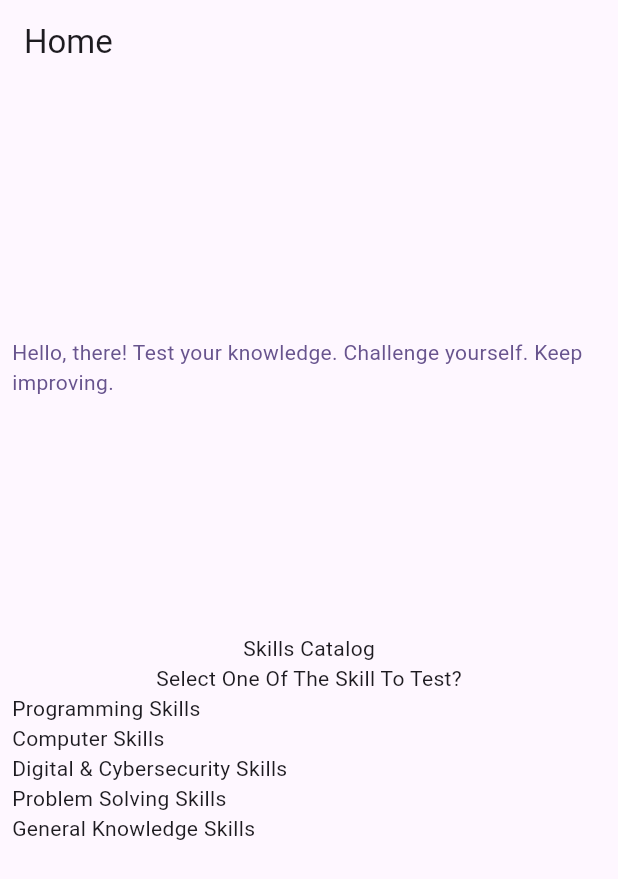
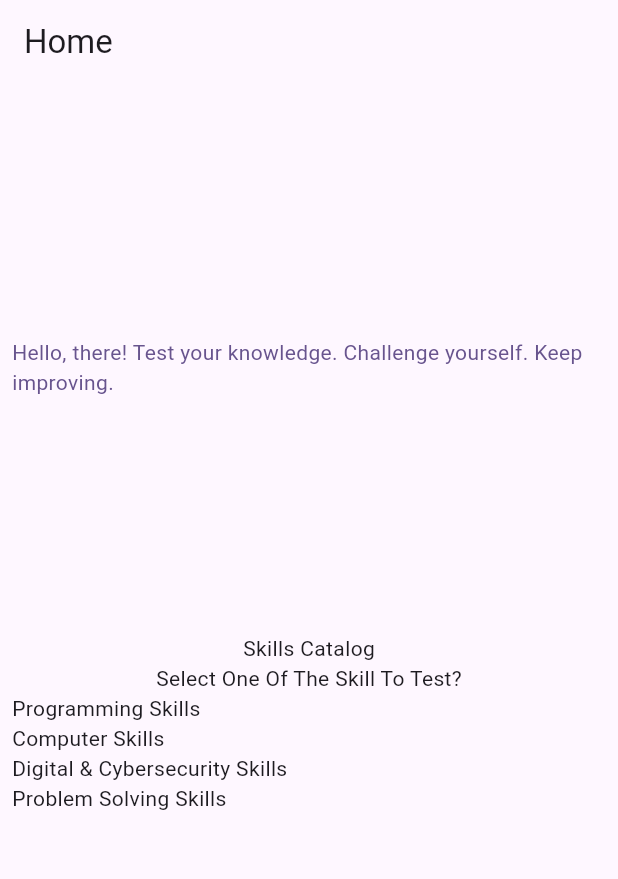
Before and after one commit to abdulsamad010/skillcheck_flutter, a Flutter app: the screen it shows after launch, on a phone screen of 412 x 824 dp. Shown: the top 879 px of the screen. Run offline on Flutter 3.47's test engine with Material 3 defaults, Android fonts, the phone set to English and light mode, and no system bars; our stand-ins replace bloc, flutter_bloc, sqflite; accounts and stored records are empty.

Commit message:
update home data

```diff
--- a/lib/features/home/home_data.dart
+++ b/lib/features/home/home_data.dart
@@ -3,5 +3,4 @@ final skillList=[
   "Computer Skills",
   "Digital & Cybersecurity Skills",
   "Problem Solving Skills",
-  "General Knowledge Skills"
 ];
```
